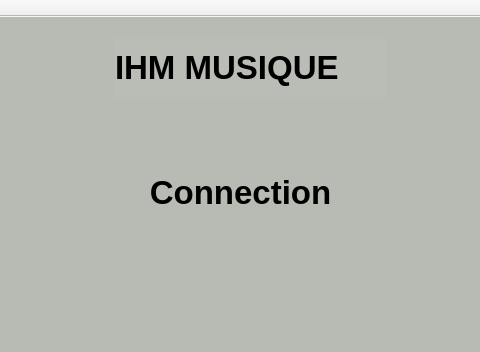
Nurbain/ProjetIHM, file ProjetMPV/Client/mainwindow.ui: the form before one commit; both pictures show x 175 to 655 and y 0 to 352 of the 854 by 433 pixel window.
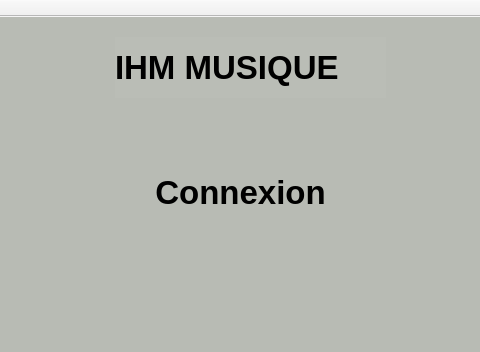
The form after the commit. Icons and pictures are not drawn.

Commit message: Dernier truc

```diff
--- a/ProjetMPV/Client/mainwindow.ui
+++ b/ProjetMPV/Client/mainwindow.ui
@@ -1146,7 +1146,7 @@
 </string>
        </property>
        <property name="text">
-        <string>Connection</string>
+        <string>Connexion</string>
        </property>
        <property name="icon">
         <iconset resource="../Serveur/ressource.qrc">
```
